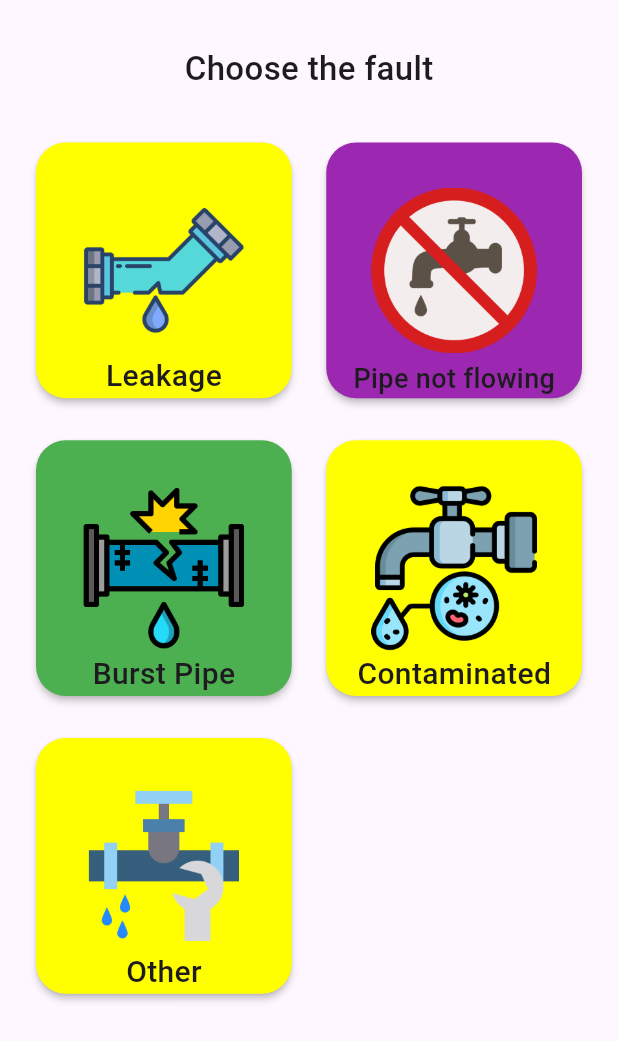
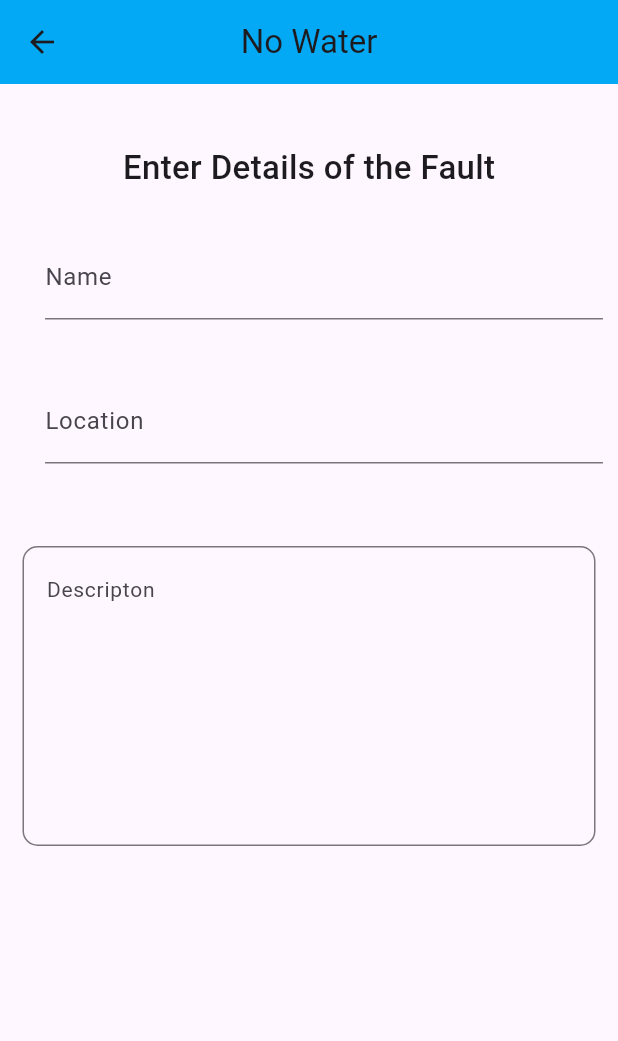
Before and after one commit to maxxdroid/aquafix, a Flutter app: the UserReports screen opened directly, after a tap on "Pipe not flowing", on a phone screen of 412 x 824 dp. Shown: the top 1041 px of the screen. Run offline on Flutter 3.47's test engine with Material 3 defaults, Android fonts, the light colour scheme and no system bars; our stand-ins replace cloud_firestore, firebase_core, image_picker; missing offline and left inert: d_chart; accounts and stored records are empty.

Commit message:
report page

```diff
--- /dev/null
+++ b/lib/screens/report.dart
@@ -0,0 +1,82 @@
+import 'package:flutter/material.dart';
+
+class Report extends StatefulWidget {
+  const Report({super.key,required this.title});
+
+  final String title;
+
+  @override
+  State<Report> createState() => _ReportState();
+}
+
+class _ReportState extends State<Report> {
+
+  final TextEditingController _name = TextEditingController();
+  final TextEditingController _location = TextEditingController();
+  final TextEditingController _details = TextEditingController();
+
+  @override
+  Widget build(BuildContext context) {
+    // var height = MediaQuery.of(context).size.height;
+    // var width = MediaQuery.of(context).size.width;
+    return Scaffold(
+      appBar: AppBar(
+        title: Text(widget.title),
+        centerTitle: true,
+        elevation: 0,
+        backgroundColor: Colors.lightBlue,
+      ),
+      body: SingleChildScrollView(
+        child: Column(
+          children: [
+            const Padding(
+            padding: EdgeInsets.only(left: 30.0, top: 40, right: 30, bottom: 0),
+            child: Expanded(
+                child: Text(
+              "Enter Details of the Fault",
+              style: TextStyle(fontSize: 22, fontWeight: FontWeight.w500),
+            )),
+          ),
+            Padding(
+              padding: const EdgeInsets.only(top: 30, bottom: 10, left: 30, right: 10),
+              child: TextField(
+                controller: _name,
+                decoration: const InputDecoration(
+                  labelText: "Name"
+                ),
+              ),
+            ),
+            Padding(
+              padding: const EdgeInsets.only(top: 30, bottom: 10, left: 30, right: 10),
+              child: TextField(
+                controller: _location,
+                decoration: const InputDecoration(
+                  labelText: "Location"
+                ),
+              ),
+            ),
+            Padding(
+                    padding:
+                        const EdgeInsets.only(top: 45.0, left: 15, right: 15),
+                    child: TextFormField(
+                      controller: _details,
+                      decoration: InputDecoration(
+                        alignLabelWithHint: true,
+                        labelStyle: const TextStyle(
+                          fontSize: 14,
+                        ),
+                        labelText: "Descripton",
+                        border: OutlineInputBorder(
+                          borderRadius: BorderRadius.circular(10),
+                          borderSide:
+                              const BorderSide(color: Colors.grey, width: 1.5),
+                        ),
+                      ),
+                      maxLines: 7,
+                    )),
+          ],
+        )
+      ),
+    );
+  }
+}
--- a/lib/screens/user_reports.dart
+++ b/lib/screens/user_reports.dart
@@ -1,3 +1,4 @@
+import 'package:aquafix/screens/report.dart';
 import 'package:flutter/material.dart';
 
 class UserReports extends StatefulWidget {
@@ -14,14 +15,15 @@ class _UserReportsState extends State<UserReports> {
         body: SingleChildScrollView(
       child: Column(
         children: [
-          const SizedBox(height: 30,),
+          const SizedBox(
+            height: 30,
+          ),
           const Padding(
             padding: EdgeInsets.only(left: 30.0, top: 0, right: 30, bottom: 30),
             child: Expanded(
                 child: Text(
               "Choose the fault",
-                        style: TextStyle(
-                            fontSize: 22, fontWeight: FontWeight.w500),
+              style: TextStyle(fontSize: 22, fontWeight: FontWeight.w500),
             )),
           ),
           GridView(
@@ -35,11 +37,16 @@ class _UserReportsState extends State<UserReports> {
             ),
             children: [
               Card(
-                color: Colors.yellowAccent,
+                // color: Colors.yellowAccent,
                 elevation: 2,
-                shape: RoundedRectangleBorder(borderRadius: BorderRadius.circular(20)),
+                shape: RoundedRectangleBorder(
+                    borderRadius: BorderRadius.circular(20)),
                 child: InkWell(
-                  onTap: () {},
+                  onTap: () {
+                    Route route = MaterialPageRoute(
+                        builder: (_) => const Report(title: "Leakage"));
+                    Navigator.push(context, route);
+                  },
                   splashColor: Colors.blue,
                   child: Stack(
                     children: [
@@ -58,18 +65,29 @@ class _UserReportsState extends State<UserReports> {
                       ),
                       const Align(
                         alignment: Alignment.bottomCenter,
-                        child: Text("Leakage", style: TextStyle(fontSize: 20, fontWeight: FontWeight.w500,),),
+                        child: Text(
+                          "Leakage",
+                          style: TextStyle(
+                            fontSize: 20,
+                            fontWeight: FontWeight.w500,
+                          ),
+                        ),
                       )
                     ],
                   ),
                 ),
               ),
               Card(
-                color: Colors.purple,
+                // color: Colors.purple,
                 elevation: 2,
-                shape: RoundedRectangleBorder(borderRadius: BorderRadius.circular(20)),
+                shape: RoundedRectangleBorder(
+                    borderRadius: BorderRadius.circular(20)),
                 child: InkWell(
-                  onTap: () {},
+                  onTap: () {
+                    Route route = MaterialPageRoute(
+                        builder: (_) => const Report(title: "No Water"));
+                    Navigator.push(context, route);
+                  },
                   splashColor: Colors.blue,
                   child: Stack(
                     children: [
@@ -88,18 +106,29 @@ class _UserReportsState extends State<UserReports> {
                       ),
                       const Align(
                         alignment: Alignment.bottomCenter,
-                        child: Text("Pipe not flowing", style: TextStyle(fontSize: 18, fontWeight: FontWeight.w500,),),
+                        child: Text(
+                          "Pipe not flowing",
+                          style: TextStyle(
+                            fontSize: 18,
+                            fontWeight: FontWeight.w500,
+                          ),
+                        ),
                       )
                     ],
                   ),
                 ),
               ),
               Card(
-                color: Colors.green,
+                // color: Colors.green,
                 elevation: 2,
-                shape: RoundedRectangleBorder(borderRadius: BorderRadius.circular(20)),
+                shape: RoundedRectangleBorder(
+                    borderRadius: BorderRadius.circular(20)),
                 child: InkWell(
-                  onTap: () {},
+                  onTap: () {
+                    Route route = MaterialPageRoute(
+                        builder: (_) => const Report(title: "Burst Pipe"));
+                    Navigator.push(context, route);
+                  },
                   splashColor: Colors.blue,
                   child: Stack(
                     children: [
@@ -118,18 +147,29 @@ class _UserReportsState extends State<UserReports> {
                       ),
                       const Align(
                         alignment: Alignment.bottomCenter,
-                        child: Text("Burst Pipe", style: TextStyle(fontSize: 20, fontWeight: FontWeight.w500,),),
+                        child: Text(
+                          "Burst Pipe",
+                          style: TextStyle(
+                            fontSize: 20,
+                            fontWeight: FontWeight.w500,
+                          ),
+                        ),
                       )
                     ],
                   ),
                 ),
               ),
               Card(
-                color: Colors.yellowAccent,
+                // color: Colors.yellowAccent,
                 elevation: 2,
-                shape: RoundedRectangleBorder(borderRadius: BorderRadius.circular(20)),
+                shape: RoundedRectangleBorder(
+                    borderRadius: BorderRadius.circular(20)),
                 child: InkWell(
-                  onTap: () {},
+                  onTap: () {
+                    Route route = MaterialPageRoute(
+                        builder: (_) => const Report(title: "Contaminated Water"));
+                    Navigator.push(context, route);
+                  },
                   splashColor: Colors.blue,
                   child: Stack(
                     children: [
@@ -148,18 +188,29 @@ class _UserReportsState extends State<UserReports> {
                       ),
                       const Align(
                         alignment: Alignment.bottomCenter,
-                        child: Text("Contaminated", style: TextStyle(fontSize: 20, fontWeight: FontWeight.w500,),),
+                        child: Text(
+                          "Contaminated",
+                          style: TextStyle(
+                            fontSize: 20,
+                            fontWeight: FontWeight.w500,
+                          ),
+                        ),
                       )
                     ],
                   ),
                 ),
               ),
               Card(
-                color: Colors.yellowAccent,
+                // color: Colors.yellowAccent,
                 elevation: 2,
-                shape: RoundedRectangleBorder(borderRadius: BorderRadius.circular(20)),
+                shape: RoundedRectangleBorder(
+                    borderRadius: BorderRadius.circular(20)),
                 child: InkWell(
-                  onTap: () {},
+                  onTap: () {
+                    Route route = MaterialPageRoute(
+                        builder: (_) => const Report(title: "Other Repairs"));
+                    Navigator.push(context, route);
+                  },
                   splashColor: Colors.blue,
                   child: Stack(
                     children: [
@@ -178,7 +229,13 @@ class _UserReportsState extends State<UserReports> {
                       ),
                       const Align(
                         alignment: Alignment.bottomCenter,
-                        child: Text("Other", style: TextStyle(fontSize: 20, fontWeight: FontWeight.w500,),),
+                        child: Text(
+                          "Other",
+                          style: TextStyle(
+                            fontSize: 20,
+                            fontWeight: FontWeight.w500,
+                          ),
+                        ),
                       )
                     ],
                   ),
```
Lines whose indentation alone changed are shown as unchanged.
